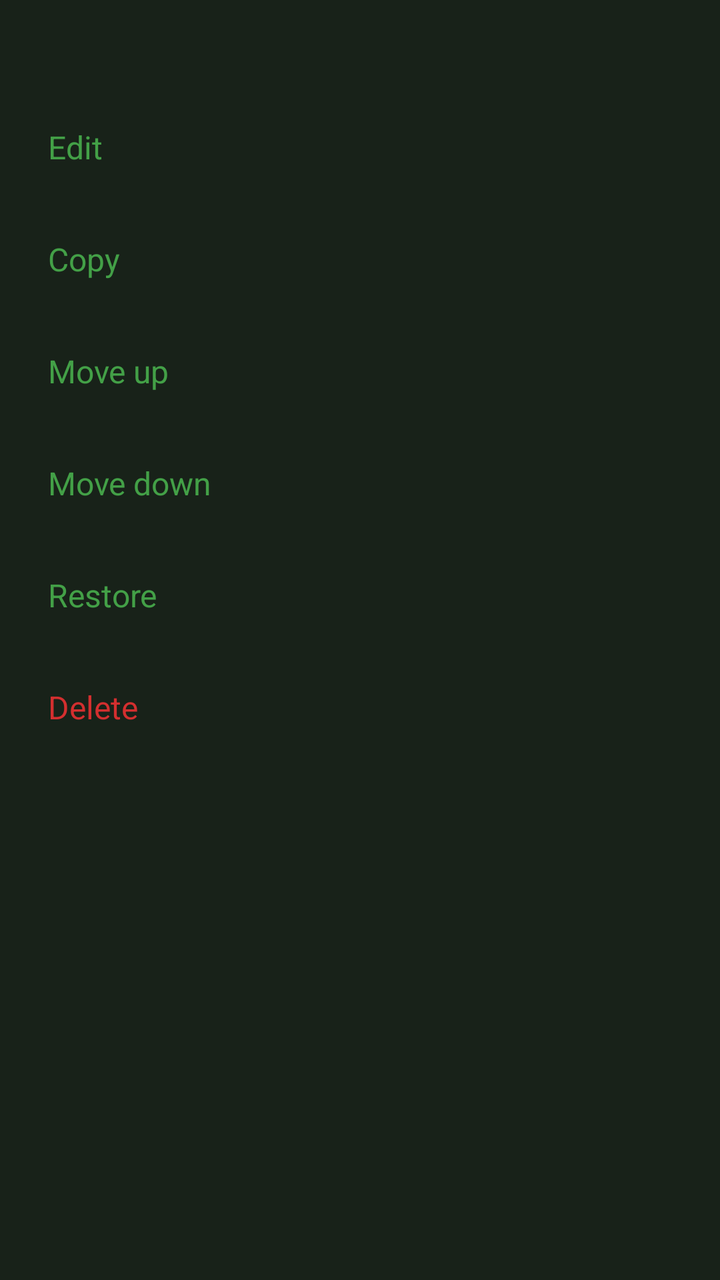
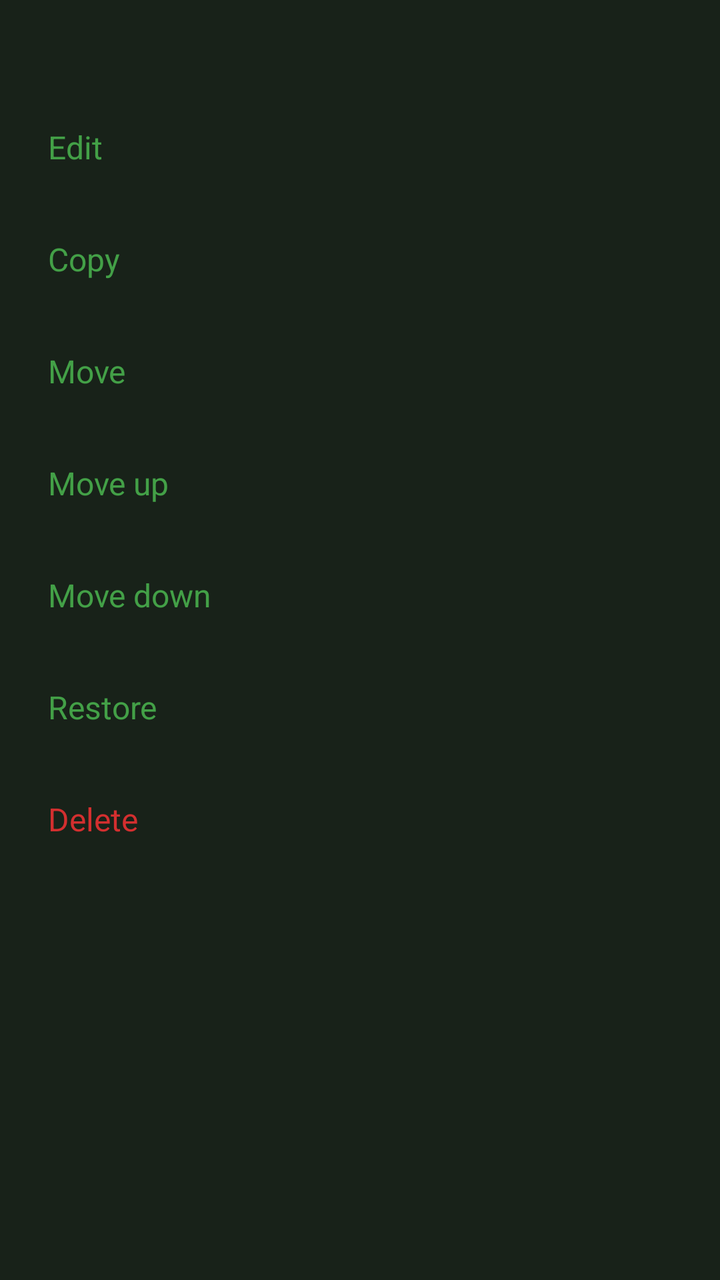

An Android layout rendered at two revisions. The XML below is the earlier revision; the diff shows what the commit changed to produce the second picture.
<!-- AndroidManifest.xml: application theme KeePassPNStyle.Night -->
<!-- res/layout/bottom_sheet_node_actions.xml -->
<?xml version="1.0" encoding="utf-8"?>
<LinearLayout xmlns:android="http://schemas.android.com/apk/res/android"
    android:layout_width="match_parent"
    android:layout_height="wrap_content"
    android:orientation="vertical"
    android:paddingBottom="16dp">

    <TextView
        android:id="@+id/node_actions_title"
        android:layout_width="match_parent"
        android:layout_height="wrap_content"
        android:paddingStart="24dp"
        android:paddingEnd="24dp"
        android:paddingTop="16dp"
        android:paddingBottom="8dp"
        android:ellipsize="end"
        android:singleLine="true"
        android:textSize="16sp"
        android:textStyle="bold"
        android:textColor="?android:attr/textColorPrimary" />

        <TextView
            android:id="@+id/node_actions_edit"
            android:layout_width="match_parent"
            android:layout_height="56dp"
            android:background="?attr/selectableItemBackground"
            android:gravity="center_vertical"
            android:paddingStart="24dp"
            android:paddingEnd="24dp"
            android:textSize="16sp"
            android:textColor="?android:attr/textColorPrimary"
            android:text="@string/menu_edit" />
        <TextView
            android:id="@+id/node_actions_duplicate"
            android:layout_width="match_parent"
            android:layout_height="56dp"
            android:background="?attr/selectableItemBackground"
            android:gravity="center_vertical"
            android:paddingStart="24dp"
            android:paddingEnd="24dp"
            android:textSize="16sp"
            android:textColor="?android:attr/textColorPrimary"
            android:text="@string/menu_copy" />
        <TextView
            android:id="@+id/node_actions_move_up"
            android:layout_width="match_parent"
            android:layout_height="56dp"
            android:background="?attr/selectableItemBackground"
            android:gravity="center_vertical"
            android:paddingStart="24dp"
            android:paddingEnd="24dp"
            android:textSize="16sp"
            android:textColor="?android:attr/textColorPrimary"
            android:text="@string/group_move_up" />
        <TextView
            android:id="@+id/node_actions_move_down"
            android:layout_width="match_parent"
            android:layout_height="56dp"
            android:background="?attr/selectableItemBackground"
            android:gravity="center_vertical"
            android:paddingStart="24dp"
            android:paddingEnd="24dp"
            android:textSize="16sp"
            android:textColor="?android:attr/textColorPrimary"
            android:text="@string/group_move_down" />
        <TextView
            android:id="@+id/node_actions_restore"
            android:layout_width="match_parent"
            android:layout_height="56dp"
            android:background="?attr/selectableItemBackground"
            android:gravity="center_vertical"
            android:paddingStart="24dp"
            android:paddingEnd="24dp"
            android:textSize="16sp"
            android:textColor="?android:attr/textColorPrimary"
            android:text="@string/menu_restore" />
        <TextView
            android:id="@+id/node_actions_delete"
            android:layout_width="match_parent"
            android:layout_height="56dp"
            android:background="?attr/selectableItemBackground"
            android:gravity="center_vertical"
            android:paddingStart="24dp"
            android:paddingEnd="24dp"
            android:textSize="16sp"
            android:textColor="#D32F2F"
            android:text="@string/menu_delete" />
</LinearLayout>
<!-- resources referenced by this layout -->
<resources>
  <string name="group_move_down">Move down</string>
  <string name="group_move_up">Move up</string>
  <string name="menu_copy">Copy</string>
  <string name="menu_delete">Delete</string>
  <string name="menu_edit">Edit</string>
  <string name="menu_restore">Restore</string>
  <style name="KeePassPNStyle.Night" parent="KeePassPNStyle.Night.v27" />
  <style name="KeePassPNStyle.Night.v27" parent="KeePassPNStyle.Night.v23" />
  <style name="KeePassPNStyle.Night.v23" parent="KeePassPNStyle.Night.v21" />
  <style name="KeePassPNStyle.Night.v21" parent="KeePassPNStyle.Night.v14" />
  <style name="KeePassPNStyle.Night.v14" parent="KeePassPNStyle.Night.Base" />
  <color name="forest_theme_night_primary">@color/green</color>
  <color name="forest_theme_night_primaryDark">#1A251C</color>
  <color name="forest_theme_night_onPrimary">@color/white</color>
  <color name="forest_theme_night_primaryContainer">@color/green</color>
  <color name="forest_theme_night_onPrimaryContainer">@color/white</color>
  <color name="forest_theme_night_secondary">@color/orange</color>
  <color name="forest_theme_night_onSecondary">@color/green_black_light</color>
  <color name="forest_theme_night_secondaryContainer">@color/orange</color>
  <color name="forest_theme_night_onSecondaryContainer">@color/green_black_light</color>
  <color name="forest_theme_night_tertiary">#FFB953</color>
  <color name="forest_theme_night_onTertiary">#452B00</color>
  <color name="forest_theme_night_tertiaryContainer">#633F00</color>
  <color name="forest_theme_night_onTertiaryContainer">#FFDDB4</color>
  <color name="forest_theme_night_error">#FFB4AB</color>
  <color name="forest_theme_night_errorContainer">#93000A</color>
  <color name="forest_theme_night_onError">#690005</color>
  <color name="forest_theme_night_onErrorContainer">#FFDAD6</color>
  <color name="forest_theme_night_background">#182219</color>
  <color name="forest_theme_night_onBackground">#E2E3DD</color>
  <color name="forest_theme_night_surface">#1A251C</color>
  <color name="forest_theme_night_onSurface">#E2E3DD</color>
  <color name="forest_theme_night_surfaceContainerLowest">#27332A</color>
  <color name="forest_theme_night_surfaceContainerLow">#223025</color>
  <color name="forest_theme_night_surfaceContainer">#212f24</color>
  <color name="forest_theme_night_surfaceContainerHigh">#1D2C21</color>
  <color name="forest_theme_night_surfaceContainerHighest">#1B2B1E</color>
  <color name="forest_theme_night_surfaceVariant">#424940</color>
  <color name="forest_theme_night_onSurfaceVariant">#C2C9BD</color>
  <color name="forest_theme_night_outline">#8C9388</color>
  <color name="forest_theme_night_inverseOnSurface">#1A1C19</color>
  <color name="forest_theme_night_inverseSurface">#E2E3DD</color>
  <color name="forest_theme_night_inversePrimary">#006E1C</color>
  <style name="KeePassPNStyle.TextView" parent="KeePassPNStyle.TextView.v17" />
  <style name="KeePassPNStyle.Toolbar.Action" parent="KeePassPNStyle.Toolbar" />
  <style name="KeePassPNStyle.TabLayout" parent="@style/Widget.Material3.TabLayout" />
  <color name="green">#43a047</color>
  <color name="white">#ffffff</color>
  <color name="orange">#fb8c00</color>
  <color name="green_black_light">#24352A</color>
  <style name="KeePassPNStyle.TextView.v17" parent="KeePassPNStyle.TextView.Base" />
  <dimen name="dialog_radius">24dp</dimen>
  <dimen name="card_view_margin_vertical">5dp</dimen>
  <dimen name="card_view_margin_horizontal">10dp</dimen>
  <dimen name="card_view_padding">14dp</dimen>
  <dimen name="card_radius">12dp</dimen>
  <style name="KeePassPNStyle.Toolbar.v21" parent="KeePassPNStyle.Toolbar.Base" />
  <color name="red">#e53935</color>
  <color name="orange_lighter">#ffa726</color>
  <color name="transparent">#00ffffff</color>
  <style name="KeePassPNStyle.TextView.Base" parent="Widget.AppCompat.TextView" />
  <style name="KeePassPNStyle.Toolbar.Base" parent="Widget.Material3.Toolbar.Surface" />
  <!-- unchanged entries left out for length: 24 -->
</resources>

<!-- the commit's change to res/layout/bottom_sheet_node_actions.xml (unified diff, before → after) -->
@@ -41,6 +41,18 @@
             android:textSize="16sp"
             android:textColor="?android:attr/textColorPrimary"
             android:text="@string/menu_copy" />
+        <TextView
+            android:id="@+id/node_actions_move"
+            android:layout_width="match_parent"
+            android:layout_height="56dp"
+            android:background="?attr/selectableItemBackground"
+            android:gravity="center_vertical"
+            android:paddingStart="24dp"
+            android:paddingEnd="24dp"
+            android:textSize="16sp"
+            android:textColor="?android:attr/textColorPrimary"
+            android:text="@string/menu_move" />
+
         <TextView
             android:id="@+id/node_actions_move_up"
             android:layout_width="match_parent"
<!-- resource entries referenced after the edit -->
@@ -5,6 +5,7 @@
   <string name="menu_copy">Copy</string>
   <string name="menu_delete">Delete</string>
   <string name="menu_edit">Edit</string>
+  <string name="menu_move">Move</string>
   <string name="menu_restore">Restore</string>
   <style name="KeePassPNStyle.Night" parent="KeePassPNStyle.Night.v27" />
   <style name="KeePassPNStyle.Night.v27" parent="KeePassPNStyle.Night.v23" />
